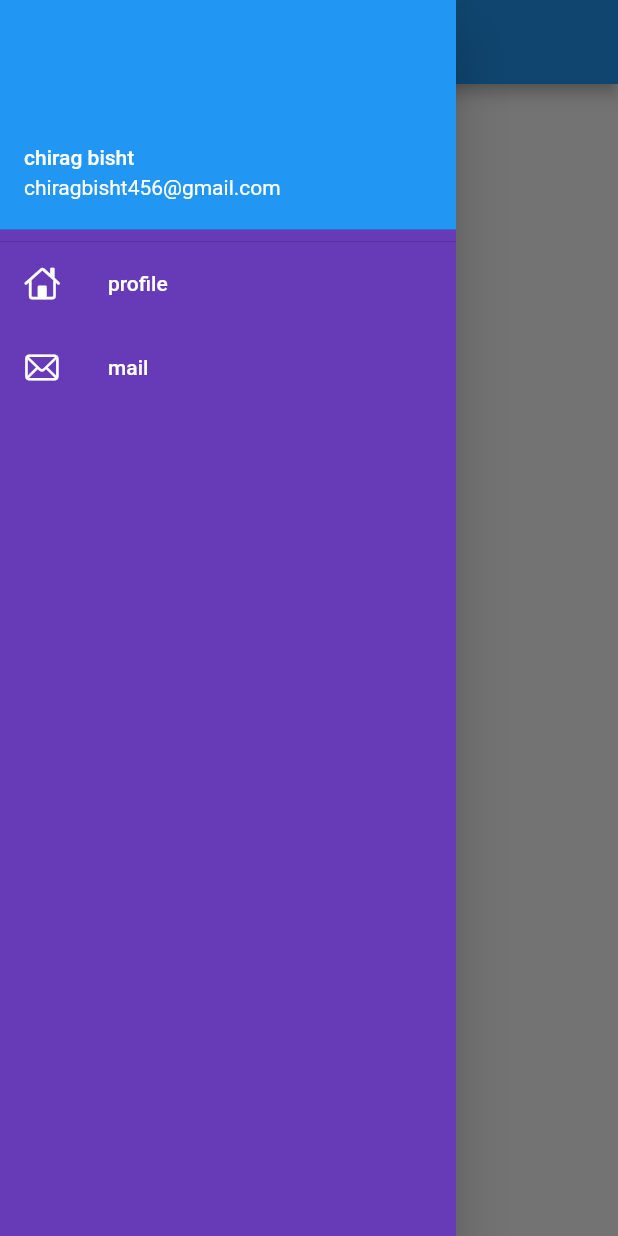
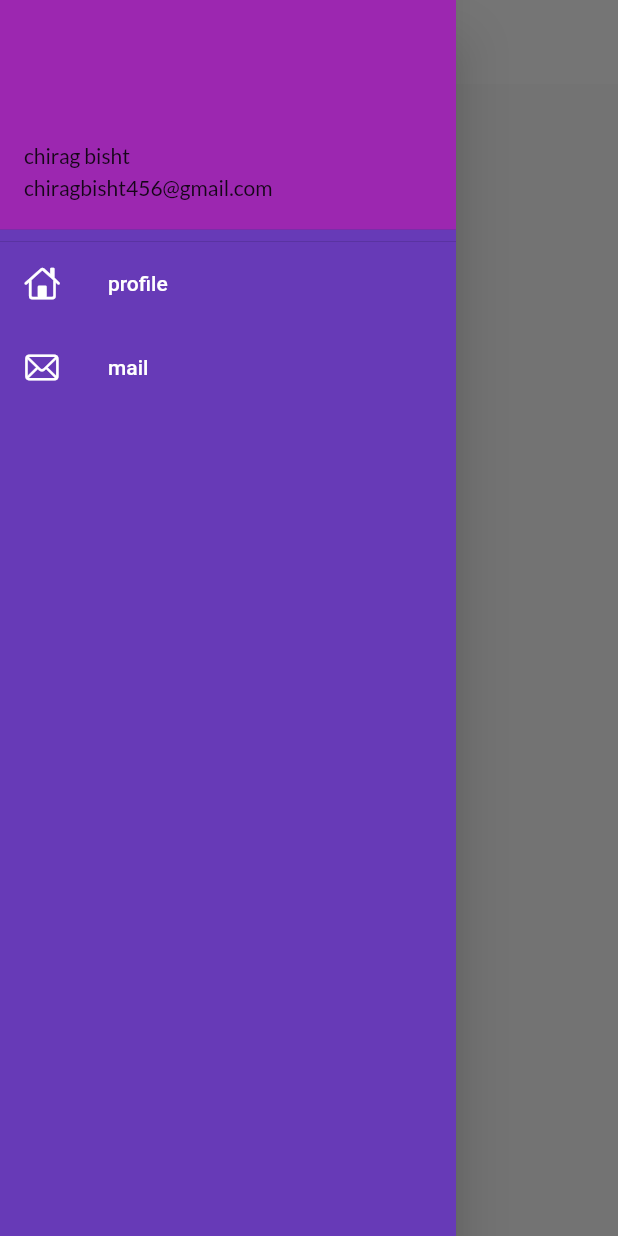
Before and after one commit to Trackonic/flutter, a Flutter app: the screen it shows after launch, with the side drawer open, on a phone screen of 412 x 824 dp. Run offline on Flutter 3.47's test engine with Material 2 defaults, Android fonts, the phone set to English and light mode, and no system bars; our stand-ins replace google_fonts.

Commit message:
theme extracted

```diff
--- a/lib/home.dart
+++ b/lib/home.dart
@@ -6,7 +6,7 @@ class HomePage extends StatelessWidget {
   Widget build(BuildContext context) {
     return Scaffold(
         appBar:AppBar(
-          title: Text("bruh moment"),
+         title: Text(" Catalogue App"),
         ),
         body: Center(
     child: Container(
--- a/lib/main.dart
+++ b/lib/main.dart
@@ -1,7 +1,7 @@
 import 'package:flutter/material.dart';
 import 'package:flutter_application_2/home.dart';
 import 'package:flutter_application_2/util/rutes.dart';
-import 'package:google_fonts/google_fonts.dart';
+import 'package:flutter_application_2/widget/theme.dart';
 import 'package:flutter_application_2/login_page.dart';
 void main() {
   runApp(MyWidget());
@@ -14,16 +14,13 @@ class MyWidget extends StatelessWidget {
   Widget build(BuildContext context) {
     return MaterialApp(
      // home:HomePage(),
-      themeMode: ThemeMode.dark,
-      theme: ThemeData(
-        primarySwatch: Colors.purple,
-        primaryTextTheme: GoogleFonts.latoTextTheme()
-        ,),
+      themeMode: ThemeMode.light,
+      theme: MyTheme.lightTheme(context),
+      darkTheme: MyTheme.darkTheme(context),
+      debugShowCheckedModeBanner: false,
 
 
-      darkTheme: ThemeData(
-        brightness: Brightness.light),
-        initialRoute:  MyRoutes.homeRoute,
+      initialRoute:MyRoutes.homeRoute ,
         routes:{
           "/":(context) => LoginPage(),
           MyRoutes.homeRoute:(context) => HomePage(),
--- /dev/null
+++ b/lib/widget/theme.dart
@@ -0,0 +1,26 @@
+import 'package:flutter/material.dart';
+import 'package:google_fonts/google_fonts.dart';
+class MyTheme{
+    static ThemeData lightTheme(BuildContext context) => ThemeData(
+        primarySwatch: Colors.purple,
+        primaryTextTheme: GoogleFonts.latoTextTheme(),
+        appBarTheme: AppBarTheme( color: Colors.white,
+        elevation: 0.0,
+        iconTheme: IconThemeData(color: Colors.black),
+
+        )
+        ,);
+
+
+        static ThemeData darkTheme(BuildContext context) => ThemeData(
+        primarySwatch: Colors.purple,
+        primaryTextTheme: GoogleFonts.latoTextTheme(),
+        appBarTheme: AppBarTheme( color: Colors.white,
+        elevation: 0.0,
+        iconTheme: IconThemeData(color: Colors.black),
+
+        )
+        ,);
+
+
+}
```
